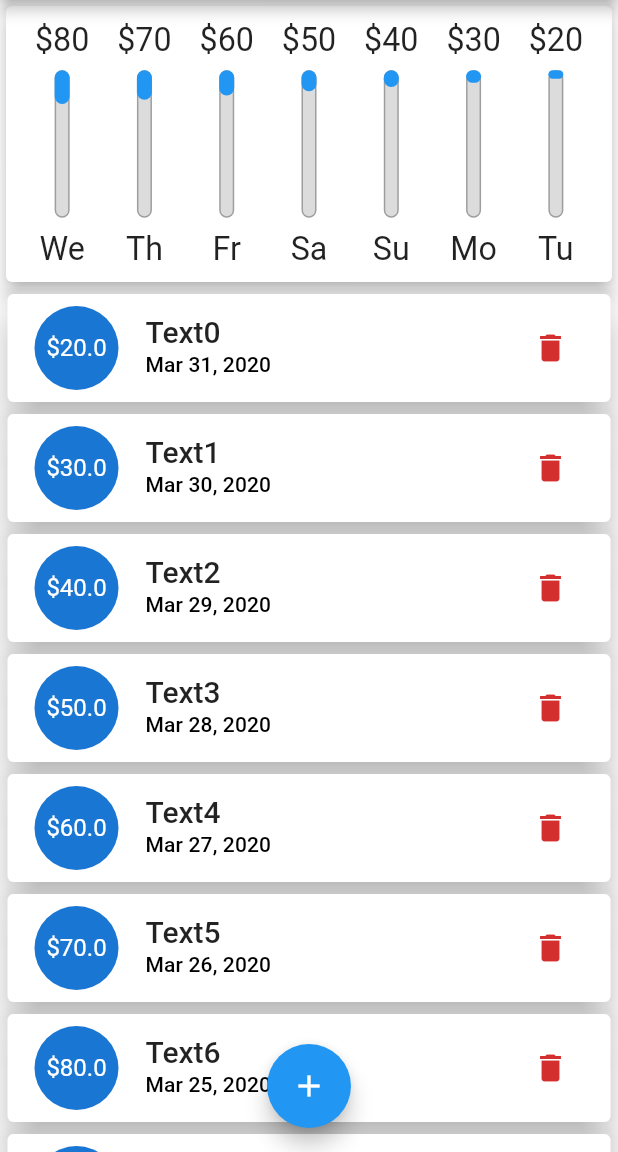
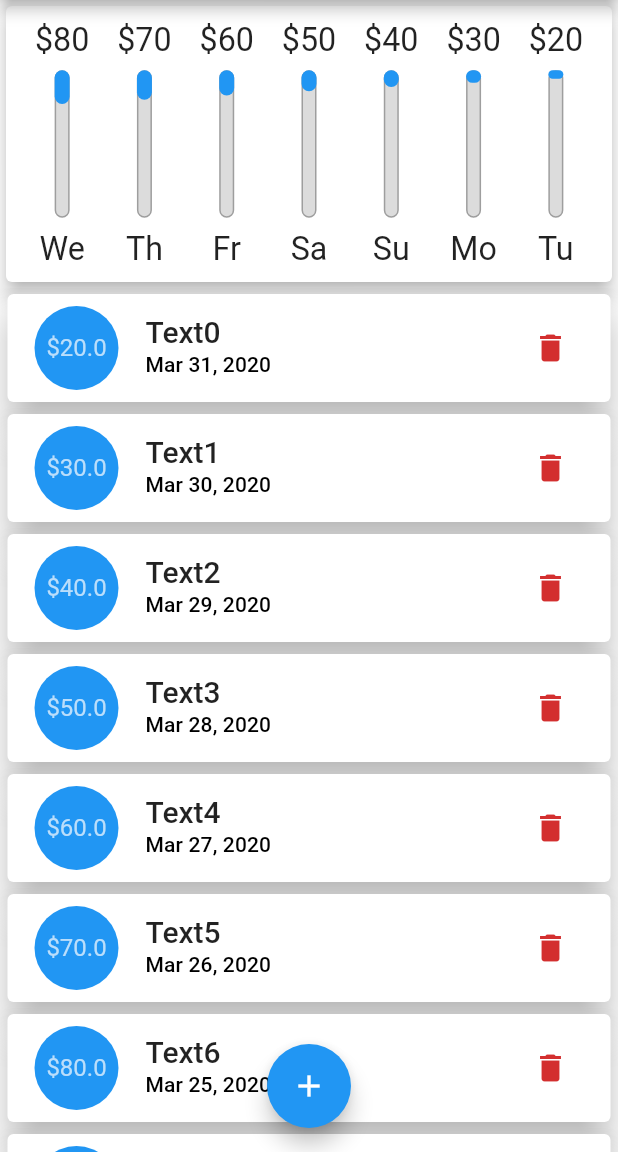
Before and after one commit to manideepsegu/expense_tracker, a Flutter app: the screen it shows after launch, on a phone screen of 412 x 824 dp, the part 84-1236 px from its top. Run offline on Flutter 3.47's test engine with Material 2 defaults, Android fonts, the phone set to English and light mode, and no system bars.

Commit message:
More restructuring

```diff
--- a/lib/widgets/transaction_list_item.dart
+++ b/lib/widgets/transaction_item.dart
@@ -1,17 +1,41 @@
+import 'dart:math';
+
 import 'package:flutter/material.dart';
 import 'package:intl/intl.dart';
 
 import '../models/transaction.dart';
 
-class TransactionListItem extends StatelessWidget {
-  const TransactionListItem({
+class TransactionItem extends StatefulWidget {
+  const TransactionItem({
     Key key,
     @required this.transaction,
     @required Function deleteTransaction,
-  }) : _deleteTransaction = deleteTransaction, super(key: key);
+  })  : _deleteTransaction = deleteTransaction,
+        super(key: key);
 
   final Transaction transaction;
   final Function _deleteTransaction;
+
+  @override
+  _TransactionItemState createState() => _TransactionItemState();
+}
+
+class _TransactionItemState extends State<TransactionItem> {
+
+  var _txnColor;
+
+  @override
+  void initState() {
+    super.initState();
+    List<Color> _randColors = [
+      Colors.blue,
+      Colors.red,
+      Colors.purple,
+      Colors.green,
+      Colors.orange,
+    ];
+    _txnColor = _randColors.elementAt(Random().nextInt(_randColors.length));
+  }
 
   @override
   Widget build(BuildContext context) {
@@ -23,20 +47,21 @@ class TransactionListItem extends StatelessWidget {
       ),
       child: ListTile(
         leading: CircleAvatar(
+          backgroundColor: _txnColor,
           radius: 30,
           child: Padding(
             padding: const EdgeInsets.all(6.0),
             child: FittedBox(
-              child: Text("\$${transaction.amount}"),
+              child: Text("\$${widget.transaction.amount}"),
             ),
           ),
         ),
         title: Text(
-          '${transaction.title}',
+          '${widget.transaction.title}',
           style: Theme.of(context).textTheme.title,
         ),
         subtitle: Text(
-          DateFormat.yMMMd().format(transaction.date),
+          DateFormat.yMMMd().format(widget.transaction.date),
           style: Theme.of(context).textTheme.subtitle,
         ),
         trailing: MediaQuery.of(context).orientation == Orientation.landscape
@@ -45,14 +70,14 @@ class TransactionListItem extends StatelessWidget {
                 label: Text("Delete"),
                 textColor: Theme.of(context).errorColor,
                 onPressed: () {
-                  _deleteTransaction(transaction.id);
+                  widget._deleteTransaction(widget.transaction.id);
                 },
               )
             : IconButton(
                 icon: Icon(Icons.delete),
                 color: Theme.of(context).errorColor,
                 onPressed: () {
-                  _deleteTransaction(transaction.id);
+                  widget._deleteTransaction(widget.transaction.id);
                 },
               ),
       ),
--- a/lib/widgets/transaction_list.dart
+++ b/lib/widgets/transaction_list.dart
@@ -2,7 +2,7 @@ import 'package:expense_tracker/models/transaction.dart';
 import 'package:flutter/material.dart';
 
 import '../models/transaction.dart';
-import 'transaction_list_item.dart';
+import 'transaction_item.dart';
 
 class TransactionList extends StatelessWidget {
   final List<Transaction> transactions;
@@ -12,14 +12,16 @@ class TransactionList extends StatelessWidget {
 
   @override
   Widget build(BuildContext context) {
-    return ListView.builder(
-      itemBuilder: (ctx, index) {
-        return TransactionListItem(
-          transaction: transactions[index],
-          deleteTransaction: _deleteTransaction,
-        );
-      },
-      itemCount: transactions.length,
+    return ListView(
+      children: transactions.map(
+        (tx) {
+          return TransactionItem(
+            key: ValueKey(tx.id),
+            transaction: tx,
+            deleteTransaction: _deleteTransaction,
+          );
+        },
+      ).toList(),
     );
   }
 }
```
